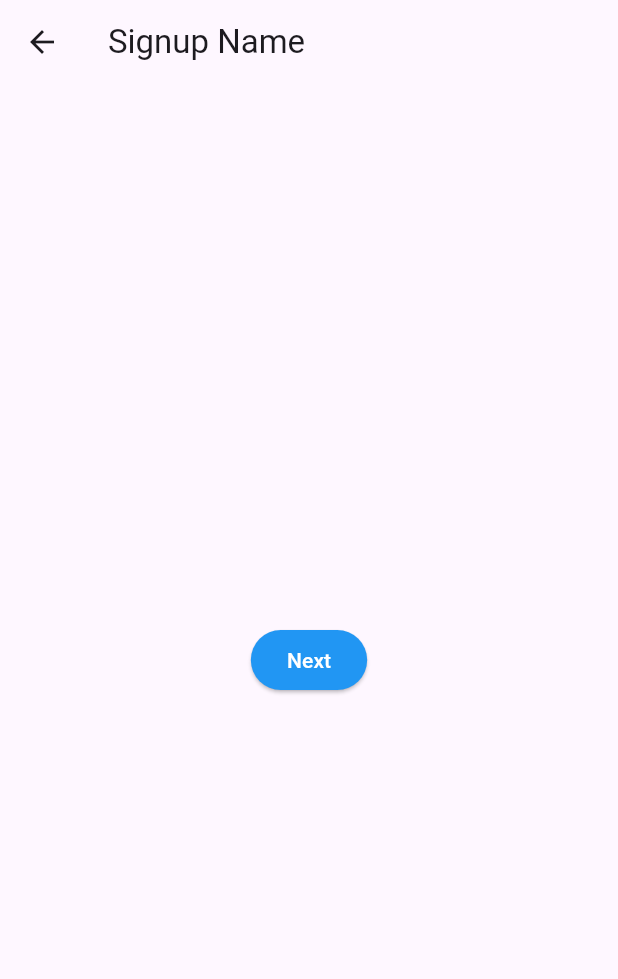
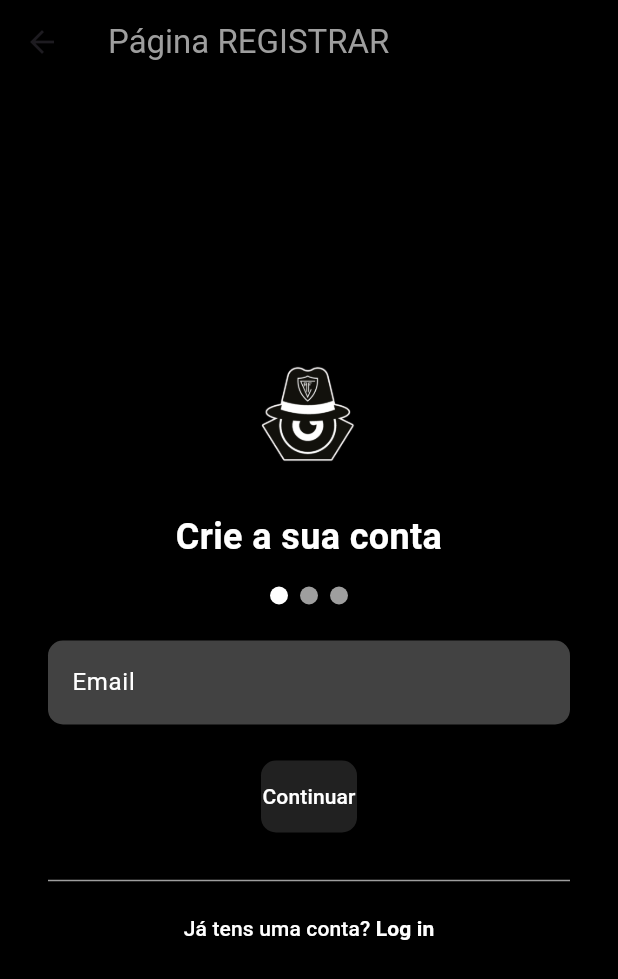
Before and after one commit to DrSuavidade/APP, a Flutter app: the screen it shows after launch, after a tap on "Log in", after a tap on "Não te lembras da password?", after a tap on "Não tens conta?", on a phone screen of 412 x 824 dp. Shown: the top 979 px of the screen. Run offline on Flutter 3.47's test engine with Material 3 defaults, Android fonts, the phone set to English and light mode, and no system bars.

Commit message:
Signup_name

```diff
--- a/lib/main.dart
+++ b/lib/main.dart
@@ -30,7 +30,7 @@ class MyApp extends StatelessWidget {
       initialRoute: '/',
       routes: {
         '/': (context) => LoginPage(),
-        '/signup_email': (context) => SignupEmailScreen(),
+        '/signup_email': (context) => SignupEmailPage(),
         '/signup_name': (context) => SignupNamePage(),
         '/signup_password': (context) => SignupPasswordScreen(),
         '/signup_complete': (context) => SignupCompleteScreen(),
--- a/lib/screens/login.dart
+++ b/lib/screens/login.dart
@@ -134,7 +134,7 @@ class _LoginPageState extends State<LoginPage> {
                 // "Registrar" Button
                 TextButton(
                   onPressed: () {
-                    Navigator.pushNamed(context, '/signup_name');
+                    Navigator.pushNamed(context, '/signup_email');
                   },
                   child: Row(
                     mainAxisAlignment: MainAxisAlignment.center,
--- a/lib/screens/signup_complete.dart
+++ b/lib/screens/signup_complete.dart
@@ -9,7 +9,7 @@ class SignupCompleteScreen extends StatelessWidget {
       body: Center(
         child: ElevatedButton(
           child: Text("Back to Login"),
-          onPressed: () => Navigator.pushReplacementNamed(context, '/login'),
+          onPressed: () => Navigator.pushNamed(context, '/'),
           style: ElevatedButton.styleFrom(
             backgroundColor: Colors.blue,
             foregroundColor: Colors.white,
--- a/lib/screens/signup_email.dart
+++ b/lib/screens/signup_email.dart
@@ -1,18 +1,133 @@
-// screens/signup_email.dart
 import 'package:flutter/material.dart';
 
-class SignupEmailScreen extends StatelessWidget {
+class SignupEmailPage extends StatelessWidget {
+  final _emailController = TextEditingController();
+
   @override
   Widget build(BuildContext context) {
     return Scaffold(
-      appBar: AppBar(title: Text("Signup Email")),
-      body: Center(
-        child: ElevatedButton(
-          child: Text("Next"),
-          onPressed: () => Navigator.pushNamed(context, '/signup_name'),
-          style: ElevatedButton.styleFrom(
-            backgroundColor: Colors.blue,
-            foregroundColor: Colors.white,
+      backgroundColor: Colors.black,
+      appBar: AppBar(
+        title: Text("Página REGISTRAR", style: TextStyle(color: Colors.grey)),
+        backgroundColor: Colors.black,
+        elevation: 0,
+      ),
+      body: Padding(
+        padding: const EdgeInsets.symmetric(horizontal: 32.0),
+        child: Center(
+          child: SingleChildScrollView(
+            child: Column(
+              mainAxisAlignment: MainAxisAlignment.center,
+              children: [
+                // Logo
+                Image.asset(
+                  'assets/images/Logofinal1.png',
+                  height: 80.0,
+                ),
+                SizedBox(height: 24.0),
+
+                // Title Text
+                Text(
+                  "Crie a sua conta",
+                  style: TextStyle(
+                    color: Colors.white,
+                    fontSize: 24.0,
+                    fontWeight: FontWeight.bold,
+                  ),
+                  textAlign: TextAlign.center,
+                ),
+                SizedBox(height: 16.0),
+
+                // Progress Indicator
+                Row(
+                  mainAxisAlignment: MainAxisAlignment.center,
+                  children: [
+                    CircleAvatar(
+                      radius: 6,
+                      backgroundColor: Colors.white,
+                      child: Text(''),
+                    ),
+                    SizedBox(width: 8),
+                    CircleAvatar(
+                      radius: 6,
+                      backgroundColor: Colors.grey,
+                      child: Text(''),
+                    ),
+                    SizedBox(width: 8),
+                    CircleAvatar(
+                      radius: 6,
+                      backgroundColor: Colors.grey,
+                      child: Text(''),
+                    ),
+                  ],
+                ),
+                SizedBox(height: 24.0),
+
+                // Email Input Field
+                TextField(
+                  controller: _emailController,
+                  style: TextStyle(color: Colors.white),
+                  decoration: InputDecoration(
+                    labelText: 'Email',
+                    labelStyle: TextStyle(color: Colors.white),
+                    hintText: 'acviseu@exemplo.com',
+                    hintStyle: TextStyle(color: Colors.grey),
+                    filled: true,
+                    fillColor: Colors.grey[800],
+                    border: OutlineInputBorder(
+                      borderRadius: BorderRadius.circular(10.0),
+                      borderSide: BorderSide.none,
+                    ),
+                  ),
+                ),
+                SizedBox(height: 24.0),
+
+                // Continue Button
+                ElevatedButton(
+                  onPressed: () {
+                    Navigator.pushNamed(context, '/signup_name'); // Assume this goes to the next signup step
+                  },
+                  style: ElevatedButton.styleFrom(
+                    backgroundColor: Colors.grey[900],
+                    padding: EdgeInsets.symmetric(vertical: 14.0),
+                    shape: RoundedRectangleBorder(
+                      borderRadius: BorderRadius.circular(10.0),
+                    ),
+                  ),
+                  child: Text(
+                    "Continuar",
+                    style: TextStyle(color: Colors.white),
+                  ),
+                ),
+                SizedBox(height: 24.0),
+
+                // Divider Line
+                Divider(color: Colors.grey),
+
+                // "Já tens uma conta? Log in" Button
+                TextButton(
+                  onPressed: () {
+                    Navigator.pushNamed(context, '/'); // Navigates back to login
+                  },
+                  child: Row(
+                    mainAxisAlignment: MainAxisAlignment.center,
+                    children: [
+                      Text(
+                        "Já tens uma conta? ",
+                        style: TextStyle(color: Colors.white),
+                      ),
+                      Text(
+                        "Log in",
+                        style: TextStyle(
+                          color: Colors.white,
+                          fontWeight: FontWeight.bold,
+                        ),
+                      ),
+                    ],
+                  ),
+                ),
+              ],
+            ),
           ),
         ),
       ),
```
